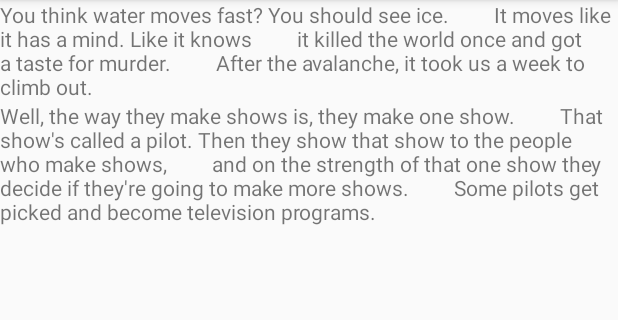
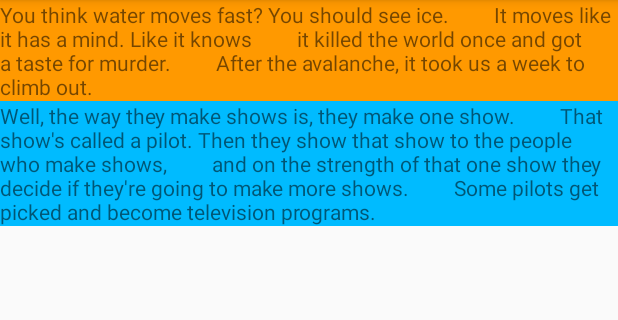
Before and after one commit to jakubturcovsky/PV239, an Android app: the FirstFragment screen opened directly, with no data from a screen before it, on a phone screen of 412 x 824 dp, the part 84-404 px from its top. Run offline under Robolectric (Android 15) with nearby library versions, the phone set to English and light mode, and no system bars.

```diff
--- a/PV239/seminar2/src/main/AndroidManifest.xml
+++ b/PV239/seminar2/src/main/AndroidManifest.xml
@@ -21,6 +21,8 @@
         <activity android:name=".ListActivity"/>
 
         <activity android:name=".FragmentActivity"/>
+
+        <service android:name=".NotificationService"/>
     </application>
 
 </manifest>
--- a/PV239/seminar2/src/main/java/cz/pv239/seminar2/ListActivity.java
+++ b/PV239/seminar2/src/main/java/cz/pv239/seminar2/ListActivity.java
@@ -7,6 +7,7 @@ import android.support.annotation.IntDef;
 import android.support.annotation.NonNull;
 import android.support.annotation.Nullable;
 import android.support.v7.app.AppCompatActivity;
+import android.support.v7.widget.LinearLayoutManager;
 import android.support.v7.widget.RecyclerView;
 import android.view.View;
 import android.widget.ArrayAdapter;
@@ -72,8 +73,9 @@ public class ListActivity
     }
 
     private void initRecyclerView() {
-        ImageListAdapter adapter = new ImageListAdapter(new UserDb());
+        ImageListAdapter adapter = new ImageListAdapter(this, new UserDb());
         RecyclerView recyclerView = findViewById(R.id.list_recycler);
         recyclerView.setAdapter(adapter);
+        recyclerView.setLayoutManager(new LinearLayoutManager(this));
     }
 }
--- a/PV239/seminar2/src/main/java/cz/pv239/seminar2/NotificationService.java
+++ b/PV239/seminar2/src/main/java/cz/pv239/seminar2/NotificationService.java
@@ -6,7 +6,7 @@ import android.content.Intent;
 import android.os.IBinder;
 import android.support.annotation.NonNull;
 import android.support.annotation.Nullable;
-import android.widget.Toast;
+import android.util.Log;
 
 import java.util.Timer;
 import java.util.TimerTask;
@@ -35,7 +35,7 @@ public class NotificationService
 
             @Override
             public void run() {
-                Toast.makeText(NotificationService.this, "Service running", Toast.LENGTH_SHORT).show();
+                Log.i(TAG, "Service running");
             }
         }, TIMER_DELAY, TIMER_DELAY);
 
--- a/PV239/seminar2/src/main/res/layout/fragment_first.xml
+++ b/PV239/seminar2/src/main/res/layout/fragment_first.xml
@@ -3,7 +3,8 @@
     xmlns:android="http://schemas.android.com/apk/res/android"
     android:layout_width="match_parent"
     android:layout_height="match_parent"
-    android:orientation="vertical">
+    android:orientation="vertical"
+    android:background="#FFFF9900">
 
     <TextView
         android:layout_width="wrap_content"
--- a/PV239/seminar2/src/main/res/layout/fragment_second.xml
+++ b/PV239/seminar2/src/main/res/layout/fragment_second.xml
@@ -3,7 +3,8 @@
     xmlns:android="http://schemas.android.com/apk/res/android"
     android:layout_width="match_parent"
     android:layout_height="match_parent"
-    android:orientation="vertical">
+    android:orientation="vertical"
+    android:background="#FF00BBFF">
 
     <TextView
         android:layout_width="wrap_content"
```
Also changed, not shown: PV239/seminar2/src/main/java/cz/pv239/seminar2/ImageListAdapter.java (+7 -4 lines).
